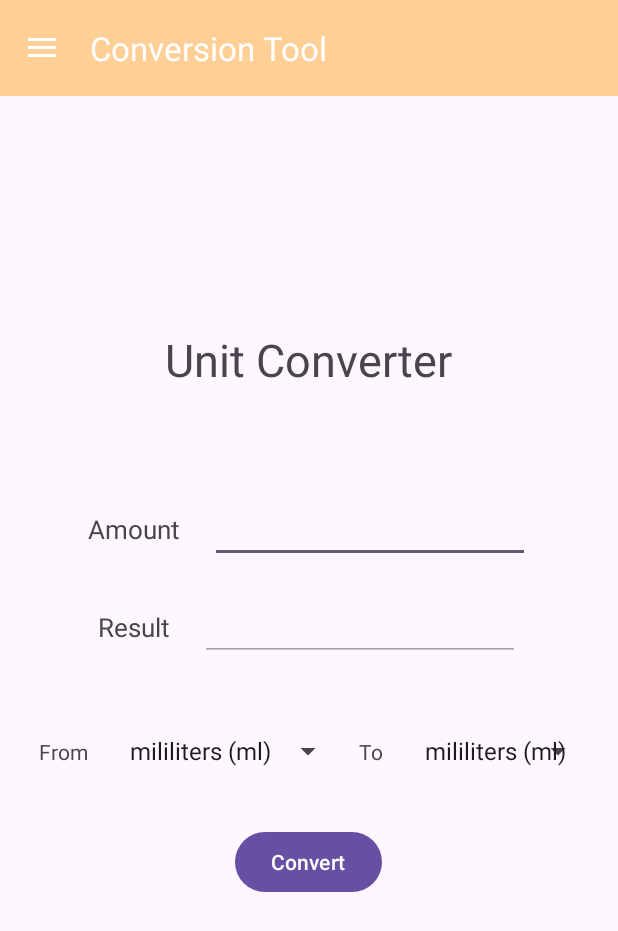
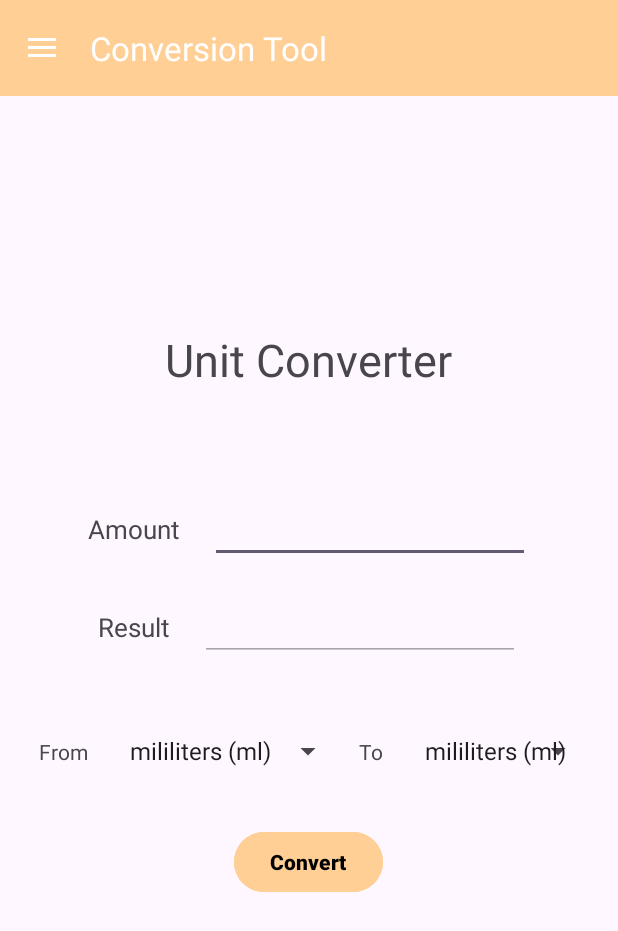
Before and after one commit to Juliusramos/Final, an Android app: the screen it shows after launch (MainActivity), in the side drawer, after a tap on "Conversion tool", on a phone screen of 412 x 824 dp. Shown: the top 931 px of the screen. Run offline under Robolectric (Android 15) with nearby library versions, the phone set to English and light mode, and no system bars.

Commit message:
for saving

```diff
--- a/app/src/main/res/layout/fragment_conversion.xml
+++ b/app/src/main/res/layout/fragment_conversion.xml
@@ -125,7 +125,10 @@
             android:layout_width="wrap_content"
             android:layout_height="wrap_content"
             android:layout_marginBottom="100dp"
-            android:text="@string/convert"/>
+            android:fontFamily="sans-serif-black"
+            android:text="@string/convert"
+            android:textColor="@color/black"
+            android:backgroundTint="@color/orange"/>
 
     </LinearLayout>
 
```
Also changed, not shown: 1 other file.
